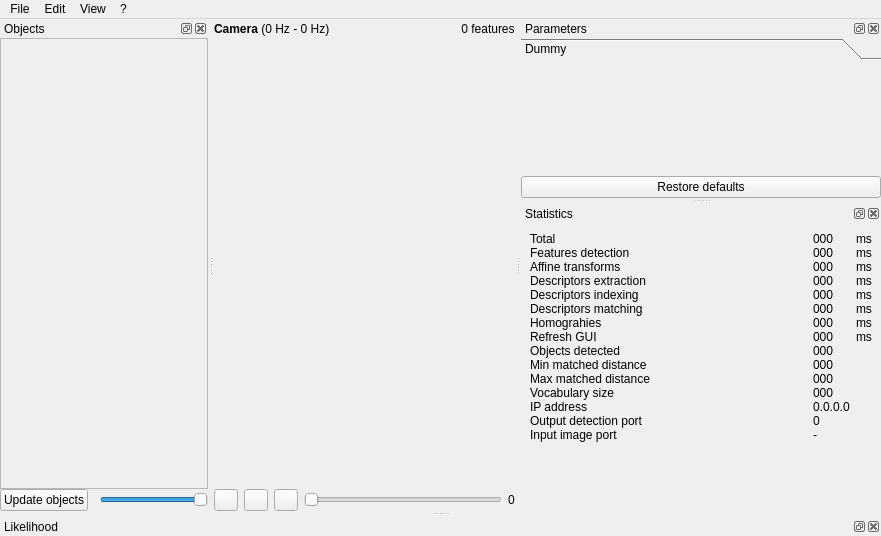
The window that src/ui/mainWindow.ui (introlab/find-object) describes before a commit, drawn with Qt 5.
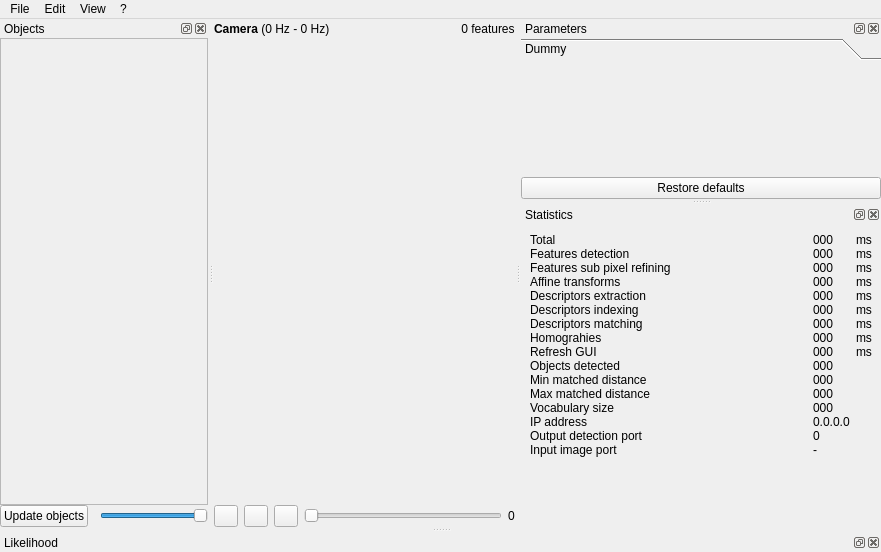
The same window after the commit. Icons and pictures are not drawn. Custom widgets are drawn as their Qt base class.

Commit message: Added Feature SubPixel refining and OpticalFlow homography refining

```diff
--- a/src/ui/mainWindow.ui
+++ b/src/ui/mainWindow.ui
@@ -7,7 +7,7 @@
     <x>0</x>
     <y>0</y>
     <width>881</width>
-    <height>536</height>
+    <height>552</height>
    </rect>
   </property>
   <property name="windowTitle">
@@ -368,7 +368,7 @@
              <x>0</x>
              <y>0</y>
              <width>222</width>
-             <height>409</height>
+             <height>425</height>
             </rect>
            </property>
            <layout class="QVBoxLayout" name="verticalLayout_objects">
@@ -475,84 +475,175 @@
        <property name="verticalSpacing">
         <number>0</number>
        </property>
-       <item row="4" column="1">
-        <widget class="QLabel" name="label_timeIndexing">
-         <property name="text">
-          <string>000</string>
-         </property>
-        </widget>
-       </item>
        <item row="5" column="1">
+        <widget class="QLabel" name="label_timeIndexing">
+         <property name="text">
+          <string>000</string>
+         </property>
+        </widget>
+       </item>
+       <item row="6" column="1">
         <widget class="QLabel" name="label_timeMatching">
          <property name="text">
           <string>000</string>
          </property>
         </widget>
        </item>
-       <item row="4" column="2">
-        <widget class="QLabel" name="label_9">
-         <property name="text">
-          <string>ms</string>
-         </property>
-        </widget>
-       </item>
        <item row="5" column="2">
+        <widget class="QLabel" name="label_9">
+         <property name="text">
+          <string>ms</string>
+         </property>
+        </widget>
+       </item>
+       <item row="6" column="2">
         <widget class="QLabel" name="label_10">
          <property name="text">
           <string>ms</string>
          </property>
         </widget>
        </item>
-       <item row="4" column="0">
+       <item row="0" column="2">
+        <widget class="QLabel" name="label_16">
+         <property name="text">
+          <string>ms</string>
+         </property>
+        </widget>
+       </item>
+       <item row="12" column="0">
+        <widget class="QLabel" name="label_17">
+         <property name="text">
+          <string>Vocabulary size</string>
+         </property>
+        </widget>
+       </item>
+       <item row="12" column="1">
+        <widget class="QLabel" name="label_vocabularySize">
+         <property name="text">
+          <string>000</string>
+         </property>
+        </widget>
+       </item>
+       <item row="13" column="0">
+        <widget class="QLabel" name="label_18">
+         <property name="text">
+          <string>IP address</string>
+         </property>
+        </widget>
+       </item>
+       <item row="14" column="0">
+        <widget class="QLabel" name="label_19">
+         <property name="text">
+          <string>Output detection port</string>
+         </property>
+        </widget>
+       </item>
+       <item row="13" column="1">
+        <widget class="QLabel" name="label_ipAddress">
+         <property name="text">
+          <string>0.0.0.0</string>
+         </property>
+        </widget>
+       </item>
+       <item row="14" column="1">
+        <widget class="QLabel" name="label_port">
+         <property name="text">
+          <string>0</string>
+         </property>
+        </widget>
+       </item>
+       <item row="9" column="0">
+        <widget class="QLabel" name="label_20">
+         <property name="text">
+          <string>Objects detected</string>
+         </property>
+        </widget>
+       </item>
+       <item row="9" column="1">
+        <widget class="QLabel" name="label_objectsDetected">
+         <property name="text">
+          <string>000</string>
+         </property>
+        </widget>
+       </item>
+       <item row="7" column="1">
+        <widget class="QLabel" name="label_timeHomographies">
+         <property name="text">
+          <string>000</string>
+         </property>
+        </widget>
+       </item>
+       <item row="15" column="0">
+        <widget class="QLabel" name="label_21">
+         <property name="text">
+          <string>Input image port</string>
+         </property>
+        </widget>
+       </item>
+       <item row="15" column="1">
+        <widget class="QLabel" name="label_port_image">
+         <property name="text">
+          <string>-</string>
+         </property>
+        </widget>
+       </item>
+       <item row="3" column="0">
+        <widget class="QLabel" name="label_22">
+         <property name="text">
+          <string>Affine transforms</string>
+         </property>
+        </widget>
+       </item>
+       <item row="5" column="0">
         <widget class="QLabel" name="label_8">
          <property name="text">
           <string>Descriptors indexing</string>
          </property>
         </widget>
        </item>
-       <item row="6" column="2">
+       <item row="7" column="2">
         <widget class="QLabel" name="label_12">
          <property name="text">
           <string>ms</string>
          </property>
         </widget>
        </item>
-       <item row="9" column="1">
+       <item row="10" column="1">
         <widget class="QLabel" name="label_minMatchedDistance">
          <property name="text">
           <string>000</string>
          </property>
         </widget>
        </item>
-       <item row="9" column="0">
+       <item row="10" column="0">
         <widget class="QLabel" name="label_13">
          <property name="text">
           <string>Min matched distance</string>
          </property>
         </widget>
        </item>
-       <item row="10" column="0">
+       <item row="11" column="0">
         <widget class="QLabel" name="label_14">
          <property name="text">
           <string>Max matched distance</string>
          </property>
         </widget>
        </item>
-       <item row="10" column="1">
+       <item row="11" column="1">
         <widget class="QLabel" name="label_maxMatchedDistance">
          <property name="text">
           <string>000</string>
          </property>
         </widget>
        </item>
-       <item row="6" column="0">
+       <item row="7" column="0">
         <widget class="QLabel" name="label_11">
          <property name="text">
           <string>Homograhies</string>
          </property>
         </widget>
        </item>
-       <item row="3" column="0">
+       <item row="4" column="0">
         <widget class="QLabel" name="label_2">
          <property name="text">
           <string>Descriptors extraction</string>
@@ -566,14 +657,14 @@
          </property>
         </widget>
        </item>
-       <item row="3" column="1">
+       <item row="4" column="1">
         <widget class="QLabel" name="label_timeExtraction">
          <property name="text">
           <string>000</string>
          </property>
         </widget>
        </item>
-       <item row="3" column="2">
+       <item row="4" column="2">
         <widget class="QLabel" name="label_4">
          <property name="text">
           <string>ms</string>
@@ -594,7 +685,7 @@
          </property>
         </widget>
        </item>
-       <item row="5" column="0">
+       <item row="6" column="0">
         <widget class="QLabel" name="label_7">
          <property name="text">
           <string>Descriptors matching</string>
@@ -615,132 +706,62 @@
          </property>
         </widget>
        </item>
-       <item row="0" column="2">
-        <widget class="QLabel" name="label_16">
-         <property name="text">
-          <string>ms</string>
-         </property>
-        </widget>
-       </item>
-       <item row="11" column="0">
-        <widget class="QLabel" name="label_17">
-         <property name="text">
-          <string>Vocabulary size</string>
-         </property>
-        </widget>
-       </item>
-       <item row="11" column="1">
-        <widget class="QLabel" name="label_vocabularySize">
-         <property name="text">
-          <string>000</string>
-         </property>
-        </widget>
-       </item>
-       <item row="12" column="0">
-        <widget class="QLabel" name="label_18">
-         <property name="text">
-          <string>IP address</string>
-         </property>
-        </widget>
-       </item>
-       <item row="13" column="0">
-        <widget class="QLabel" name="label_19">
-         <property name="text">
-          <string>Output detection port</string>
-         </property>
-        </widget>
-       </item>
-       <item row="12" column="1">
-        <widget class="QLabel" name="label_ipAddress">
-         <property name="text">
-          <string>0.0.0.0</string>
-         </property>
-        </widget>
-       </item>
-       <item row="13" column="1">
-        <widget class="QLabel" name="label_port">
-         <property name="text">
-          <string>0</string>
-         </property>
-        </widget>
-       </item>
-       <item row="8" column="0">
-        <widget class="QLabel" name="label_20">
-         <property name="text">
-          <string>Objects detected</string>
-         </property>
-        </widget>
-       </item>
-       <item row="8" column="1">
-        <widget class="QLabel" name="label_objectsDetected">
-         <property name="text">
-          <string>000</string>
-         </property>
-        </widget>
-       </item>
-       <item row="6" column="1">
-        <widget class="QLabel" name="label_timeHomographies">
-         <property name="text">
-          <string>000</string>
-         </property>
-        </widget>
-       </item>
-       <item row="14" column="0">
-        <widget class="QLabel" name="label_21">
-         <property name="text">
-          <string>Input image port</string>
-         </property>
-        </widget>
-       </item>
-       <item row="14" column="1">
-        <widget class="QLabel" name="label_port_image">
-         <property name="text">
-          <string>-</string>
-         </property>
-        </widget>
-       </item>
-       <item row="2" column="0">
-        <widget class="QLabel" name="label_22">
-         <property name="text">
-          <string>Affine transforms</string>
-         </property>
-        </widget>
-       </item>
-       <item row="2" column="1">
+       <item row="3" column="1">
         <widget class="QLabel" name="label_timeSkewAffine">
          <property name="text">
           <string>000</string>
          </property>
         </widget>
        </item>
-       <item row="2" column="2">
+       <item row="3" column="2">
         <widget class="QLabel" name="label_23">
          <property name="text">
           <string>ms</string>
          </property>
         </widget>
        </item>
-       <item row="7" column="0">
+       <item row="8" column="0">
         <widget class="QLabel" name="label_24">
          <property name="text">
           <string>Refresh GUI</string>
          </property>
         </widget>
        </item>
-       <item row="7" column="1">
+       <item row="8" column="1">
         <widget class="QLabel" name="label_timeRefreshGUI">
          <property name="text">
           <string>000</string>
          </property>
         </widget>
        </item>
-       <item row="7" column="2">
+       <item row="8" column="2">
         <widget class="QLabel" name="label_25">
          <property name="text">
           <string>ms</string>
          </property>
         </widget>
        </item>
+       <item row="2" column="0">
+        <widget class="QLabel" name="label_26">
+         <property name="text">
+          <string>Features sub pixel refining</string>
+         </property>
+        </widget>
+       </item>
+       <item row="2" column="1">
+        <widget class="QLabel" name="label_timeSubPix">
+         <property name="text">
+          <string>000</string>
+         </property>
+        </widget>
+       </item>
+       <item row="2" column="2">
+        <widget class="QLabel" name="label_27">
+         <property name="text">
+          <string>ms</string>
+         </property>
+        </widget>
+       </item>
       </layout>
      </item>
      <item>
```
The commit also changes 4 other files.
